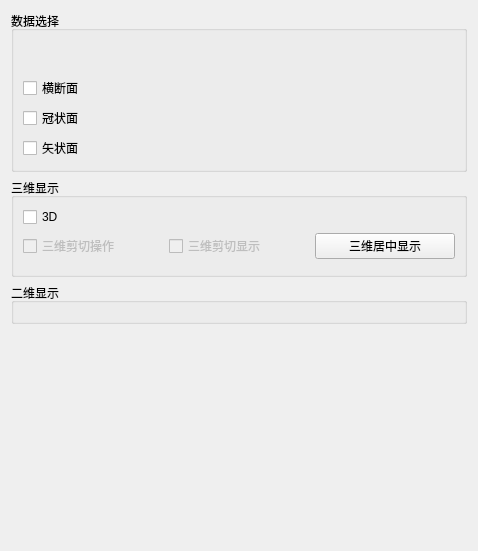
zpphigh/STK, file Modules/VolumeDisplayController/Resources/UI/qSlicerVolumeDisplayControllerModuleWidget.ui: the form before one commit.
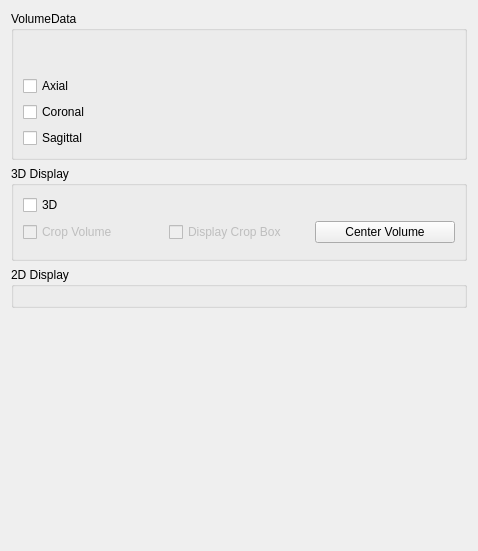
The form after the commit. Custom widgets are drawn as their Qt base class.

Commit message: default use english ui

The edit to the form file:
```diff
--- a/Modules/VolumeDisplayController/Resources/UI/qSlicerVolumeDisplayControllerModuleWidget.ui
+++ b/Modules/VolumeDisplayController/Resources/UI/qSlicerVolumeDisplayControllerModuleWidget.ui
@@ -17,7 +17,7 @@
    <item>
     <widget class="QGroupBox" name="groupBox">
      <property name="title">
-      <string>数据选择</string>
+      <string>VolumeData</string>
      </property>
      <layout class="QVBoxLayout" name="verticalLayout">
       <item>
@@ -45,6 +45,12 @@
        <layout class="QHBoxLayout" name="horizontalLayout_2">
         <item>
          <widget class="QCheckBox" name="AxialSliceVisibileCheckBox">
+          <property name="minimumSize">
+           <size>
+            <width>80</width>
+            <height>0</height>
+           </size>
+          </property>
           <property name="maximumSize">
            <size>
             <width>80</width>
@@ -52,7 +58,7 @@
            </size>
           </property>
           <property name="text">
-           <string>横断面</string>
+           <string>Axial</string>
           </property>
          </widget>
         </item>
@@ -65,6 +71,12 @@
        <layout class="QHBoxLayout" name="horizontalLayout_4">
         <item>
          <widget class="QCheckBox" name="CoronalSliceVisibileCheckBox">
+          <property name="minimumSize">
+           <size>
+            <width>80</width>
+            <height>0</height>
+           </size>
+          </property>
           <property name="maximumSize">
            <size>
             <width>80</width>
@@ -72,7 +84,7 @@
            </size>
           </property>
           <property name="text">
-           <string>冠状面</string>
+           <string>Coronal</string>
           </property>
          </widget>
         </item>
@@ -85,6 +97,12 @@
        <layout class="QHBoxLayout" name="horizontalLayout_3">
         <item>
          <widget class="QCheckBox" name="SagittalSliceVisibileCheckBox">
+          <property name="minimumSize">
+           <size>
+            <width>80</width>
+            <height>0</height>
+           </size>
+          </property>
           <property name="maximumSize">
            <size>
             <width>80</width>
@@ -92,7 +110,7 @@
            </size>
           </property>
           <property name="text">
-           <string>矢状面</string>
+           <string>Sagittal</string>
           </property>
          </widget>
         </item>
@@ -107,7 +125,7 @@
    <item>
     <widget class="QGroupBox" name="groupBox_2">
      <property name="title">
-      <string>三维显示</string>
+      <string>3D Display</string>
      </property>
      <layout class="QVBoxLayout" name="verticalLayout_2">
       <item>
@@ -138,7 +156,7 @@
            <bool>false</bool>
           </property>
           <property name="text">
-           <string>三维剪切操作</string>
+           <string>Crop Volume</string>
           </property>
           <property name="indicatorIcon" stdset="0">
            <iconset>
@@ -159,14 +177,14 @@
            <bool>false</bool>
           </property>
           <property name="text">
-           <string>三维剪切显示</string>
+           <string>Display Crop Box</string>
           </property>
          </widget>
         </item>
         <item>
          <widget class="QPushButton" name="resetFocalPointPushButton">
           <property name="text">
-           <string>三维居中显示</string>
+           <string>Center Volume</string>
           </property>
          </widget>
         </item>
@@ -193,7 +211,7 @@
    <item>
     <widget class="QGroupBox" name="groupBox_3">
      <property name="title">
-      <string>二维显示</string>
+      <string>2D Display</string>
      </property>
      <layout class="QVBoxLayout" name="verticalLayout_3">
       <item>
```
